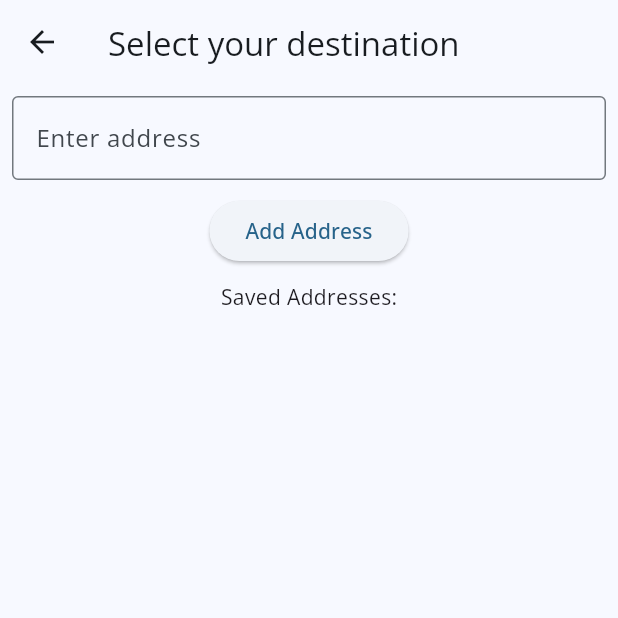
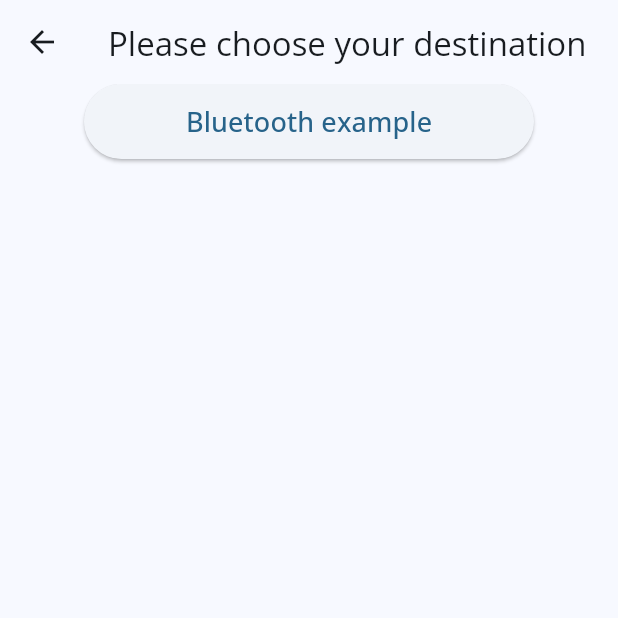
Before and after one commit to qianzhegoh/NaviNudge, a Flutter app: the NavigationPage screen opened directly, on a phone screen of 412 x 824 dp, the top half of it. Run offline on Flutter 3.47's test engine with Material 3 defaults, Android fonts, the phone set to English and light mode, and no system bars; our stand-ins replace flutter_blue_plus, google_fonts, google_maps_flutter.

Commit message:
branch, added bluetooth functionality (deprecated)

```diff
--- a/Actual/navinudge/lib/main.dart
+++ b/Actual/navinudge/lib/main.dart
@@ -3,6 +3,7 @@
 import 'package:flutter/material.dart';
 import 'package:google_fonts/google_fonts.dart';
 import 'package:google_maps_flutter/google_maps_flutter.dart';
+import 'package:flutter_blue_plus/flutter_blue_plus.dart';
 
 void main() {
   runApp(const MyApp());
@@ -331,67 +332,81 @@ class ProfilePage extends StatelessWidget {
   }
 }
 
-class NavigationPage extends StatefulWidget {
+class NavigationPage extends StatelessWidget {
   @override
-  _NavigationPageState createState() => _NavigationPageState();
+  Widget build(BuildContext context){
+    return Scaffold(
+      appBar: AppBar(
+        title: const Text('Please choose your destination'),
+        ),
+      body: Center(
+        child: Column(
+          children: [SizedBox(
+            height:50,
+            width: 300,
+            child: ElevatedButton(
+              onPressed: (){
+                Navigator.push(
+                  context, MaterialPageRoute(builder: (context) => BleScanner())
+                );
+              },
+              child: const Text("Bluetooth example",
+                        style: TextStyle(fontSize: 18)),))],
+          ),
+      )
+    );
+  }
 }
 
-class _NavigationPageState extends State<NavigationPage> {
-  GoogleMapController? mapController;
-  final List<String> _addresses = [];
-  final TextEditingController _addressController = TextEditingController();
+class BleScanner extends StatefulWidget {
+  @override
+  _BleScannerState createState() => _BleScannerState();
+}
 
-  void _onMapCreated(GoogleMapController controller) {
-    mapController = controller;
+class _BleScannerState extends State<BleScanner> {
+  FlutterBluePlus flutterBlue = FlutterBluePlus();
+  List<BluetoothDevice> devices = [];
+
+  @override
+  void initState() {
+    super.initState();
+    startScanning();
   }
 
-  void _addAddress() {
-    if (_addresses.length < 3 && _addressController.text.isNotEmpty) {
-      setState(() {
-        _addresses.add(_addressController.text);
-        _addressController.clear();
-      });
-    }
-  }
-
-  @override
-  void dispose() {
-    _addressController.dispose();
-    super.dispose();
+  void startScanning() async {
+    await FlutterBluePlus.startScan();
+    FlutterBluePlus.scanResults.listen((results) {
+      for (ScanResult result in results) {
+        if (!devices.contains(result.device)) {
+          setState(() {
+            devices.add(result.device);
+          });
+        }
+      }
+    });
   }
 
   @override
   Widget build(BuildContext context) {
     return Scaffold(
       appBar: AppBar(
-        title: const Text('Select your destination'),
+        title: Text('BLE Scanner'),
       ),
-      body: Column(
-        children: [
-          Padding(
-            padding: const EdgeInsets.all(8.0),
-            child: Column(
-              children: [
-                TextField(
-                  controller: _addressController,
-                  decoration: InputDecoration(
-                    labelText: 'Enter address',
-                    border: OutlineInputBorder(),
-                  ),
-                ),
-                SizedBox(height: 10),
-                ElevatedButton(
-                  onPressed: _addAddress,
-                  child: Text('Add Address'),
-                ),
-                SizedBox(height: 10),
-                Text('Saved Addresses:'),
-                for (var address in _addresses) Text(address),
-              ],
-            ),
-          ),
-        ],
+      body: ListView.builder(
+        itemCount: devices.length,
+        itemBuilder: (context, index) {
+          return ListTile(
+            title: Text(devices[index].name),
+            subtitle: Text(devices[index].id.toString()),
+          );
+        },
       ),
     );
   }
+
+  @override
+  void dispose() {
+    FlutterBluePlus.stopScan();
+    super.dispose();
+  }
 }
```
